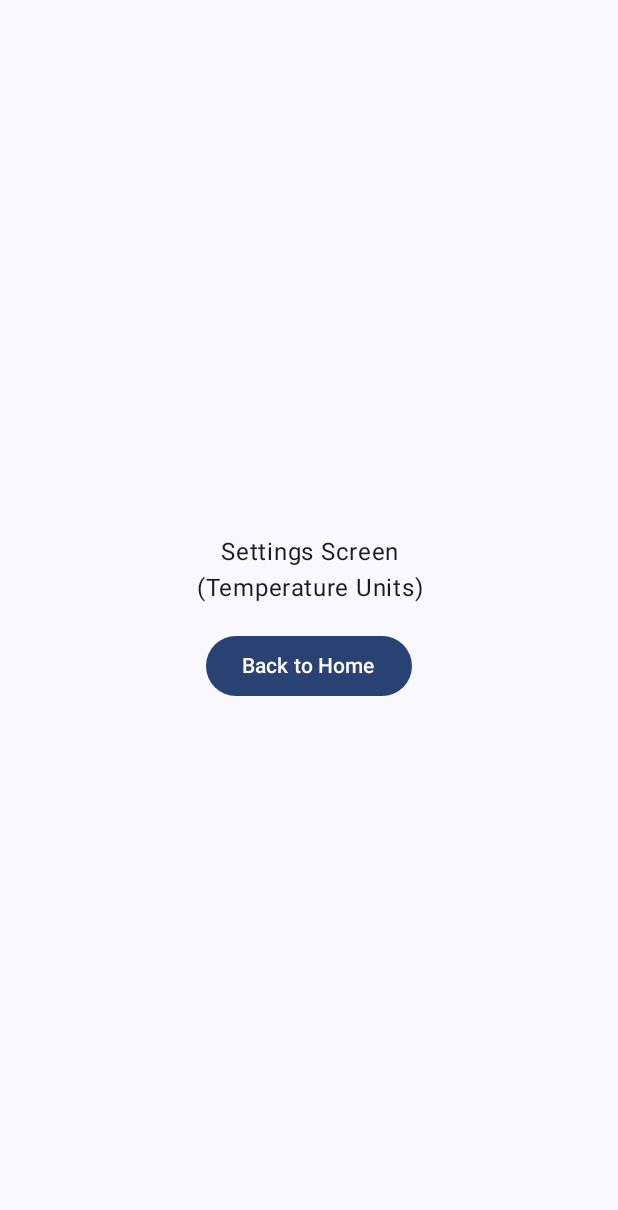
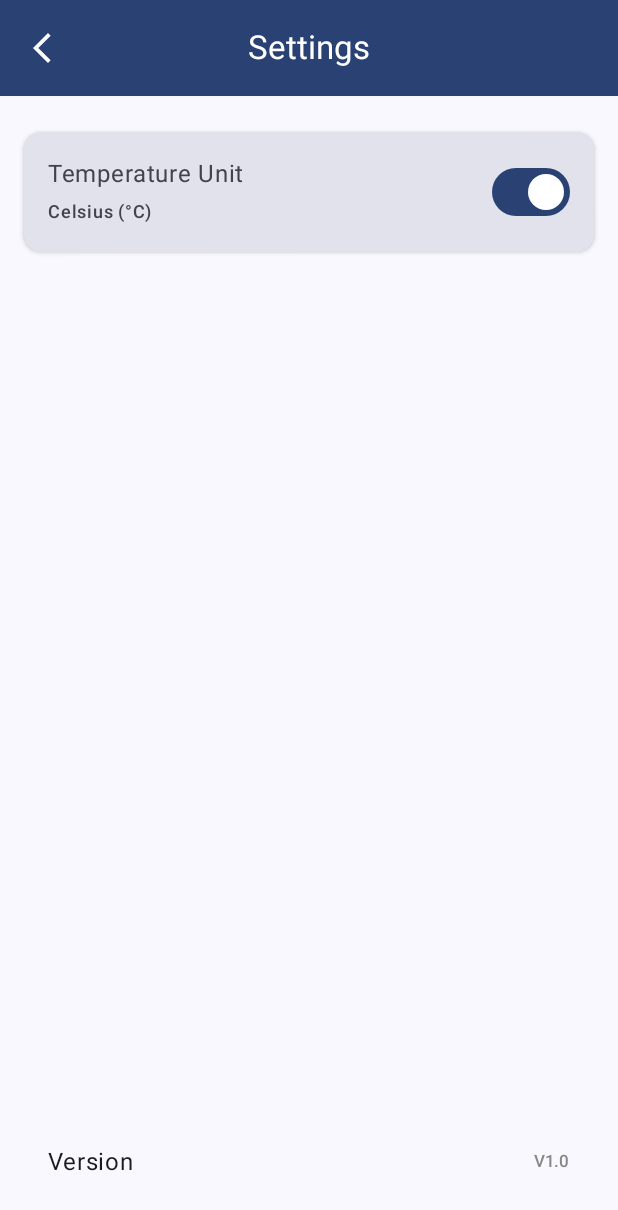
Before and after one commit to omarzerir/WeatherSnap, an Android app built with Jetpack Compose: the screen it shows after launch (MainActivity), after a tap on "Settings", on a phone screen of 412 x 824 dp. Shown: the top 1210 px of the screen. Run offline under Robolectric (Android 15) with nearby library versions, the phone set to English and light mode, and no system bars; our stand-ins replace Dagger/Hilt's generated code, Room's generated code, paging; pictures from the network do not load.

Commit message:
feat: Settings
- Settings Screen with unit setting and app version
- Save default unit by user
- Apply default unit on home and camera screens

```diff
--- /dev/null
+++ b/app/src/main/java/com/zerir/weathersnap/data/localDatasource/SettingsLocalDataSource.kt
@@ -0,0 +1,51 @@
+package com.zerir.weathersnap.data.localDatasource
+
+import kotlinx.coroutines.flow.Flow
+import android.content.Context
+import androidx.datastore.preferences.core.booleanPreferencesKey
+import androidx.datastore.preferences.core.edit
+import androidx.datastore.preferences.core.emptyPreferences
+import androidx.datastore.preferences.preferencesDataStore
+import dagger.hilt.android.qualifiers.ApplicationContext
+import kotlinx.coroutines.flow.catch
+import kotlinx.coroutines.flow.first
+import kotlinx.coroutines.flow.map
+import java.io.IOException
+import javax.inject.Inject
+import javax.inject.Singleton
+
+interface SettingsLocalDataSource {
+    suspend fun setShowCelsius(value: Boolean)
+    suspend fun getShowCelsius(): Boolean
+    val showCelsiusFlow: Flow<Boolean>
+}
+
+private const val SETTINGS_DATASTORE = "settings_datastore"
+private val Context.dataStore by preferencesDataStore(name = SETTINGS_DATASTORE)
+
+@Singleton
+class SettingsLocalDataSourceImpl @Inject constructor(
+    @ApplicationContext private val context: Context
+) : SettingsLocalDataSource {
+
+    private object Keys {
+        val SHOW_CELSIUS = booleanPreferencesKey("show_celsius")
+    }
+
+    override val showCelsiusFlow: Flow<Boolean> =
+        context.dataStore.data
+            .catch { e ->
+                if (e is IOException) emit(emptyPreferences()) else throw e
+            }
+            .map { prefs -> prefs[Keys.SHOW_CELSIUS] ?: true } // default = Celsius
+
+    override suspend fun setShowCelsius(value: Boolean) {
+        context.dataStore.edit { prefs ->
+            prefs[Keys.SHOW_CELSIUS] = value
+        }
+    }
+
+    override suspend fun getShowCelsius(): Boolean {
+        return showCelsiusFlow.first()
+    }
+}
--- /dev/null
+++ b/app/src/main/java/com/zerir/weathersnap/data/repository/SettingsRepositoryImpl.kt
@@ -0,0 +1,19 @@
+package com.zerir.weathersnap.data.repository
+
+import com.zerir.weathersnap.data.localDatasource.SettingsLocalDataSource
+import com.zerir.weathersnap.domain.repository.SettingsRepository
+import kotlinx.coroutines.flow.Flow
+import javax.inject.Inject
+import javax.inject.Singleton
+
+@Singleton
+class SettingsRepositoryImpl @Inject constructor(
+    private val local: SettingsLocalDataSource
+) : SettingsRepository {
+
+    override suspend fun setShowCelsius(value: Boolean) = local.setShowCelsius(value)
+
+    override suspend fun getShowCelsius(): Boolean = local.getShowCelsius()
+
+    override val showCelsiusFlow: Flow<Boolean> = local.showCelsiusFlow
+}
--- /dev/null
+++ b/app/src/main/java/com/zerir/weathersnap/domain/repository/SettingsRepository.kt
@@ -0,0 +1,9 @@
+package com.zerir.weathersnap.domain.repository
+
+import kotlinx.coroutines.flow.Flow
+
+interface SettingsRepository {
+    suspend fun setShowCelsius(value: Boolean)
+    suspend fun getShowCelsius(): Boolean
+    val showCelsiusFlow: Flow<Boolean>
+}
--- a/app/src/main/java/com/zerir/weathersnap/ui/components/CameraOverlay.kt
+++ b/app/src/main/java/com/zerir/weathersnap/ui/components/CameraOverlay.kt
@@ -2,10 +2,12 @@ package com.zerir.weathersnap.ui.components
 
 import androidx.compose.foundation.background
 import androidx.compose.foundation.layout.*
+import androidx.compose.foundation.shape.RoundedCornerShape
 import androidx.compose.material3.MaterialTheme
 import androidx.compose.material3.Text
 import androidx.compose.runtime.Composable
 import androidx.compose.ui.Modifier
+import androidx.compose.ui.draw.clip
 import androidx.compose.ui.graphics.Color
 import androidx.compose.ui.tooling.preview.Preview
 import androidx.compose.ui.unit.dp
@@ -21,6 +23,7 @@ fun CameraOverlay(
     Column(
         modifier = modifier
             .fillMaxWidth()
+            .clip(RoundedCornerShape(8.dp))
             .background(Color(0x66000000))
             .padding(8.dp)
     ) {
--- a/app/src/main/java/com/zerir/weathersnap/ui/navigation/WeatherSnapNavigation.kt
+++ b/app/src/main/java/com/zerir/weathersnap/ui/navigation/WeatherSnapNavigation.kt
@@ -6,7 +6,7 @@ import androidx.navigation.NavHostController
 import androidx.navigation.compose.NavHost
 import androidx.navigation.compose.composable
 import androidx.navigation.compose.rememberNavController
-import com.zerir.weathersnap.ui.screens.SettingsScreen
+import com.zerir.weathersnap.ui.screens.settings.SettingsScreen
 import com.zerir.weathersnap.ui.screens.SharedDataViewModel
 import com.zerir.weathersnap.ui.screens.camera.CameraScreen
 import com.zerir.weathersnap.ui.screens.home.HomeScreen
--- a/app/src/main/java/com/zerir/weathersnap/ui/screens/SettingsScreen.kt
+++ /dev/null
@@ -1,38 +0,0 @@
-package com.zerir.weathersnap.ui.screens
-
-import androidx.compose.foundation.layout.Arrangement
-import androidx.compose.foundation.layout.Column
-import androidx.compose.foundation.layout.fillMaxSize
-import androidx.compose.foundation.layout.padding
-import androidx.compose.material3.Button
-import androidx.compose.material3.Text
-import androidx.compose.runtime.Composable
-import androidx.compose.ui.Alignment
-import androidx.compose.ui.Modifier
-import androidx.compose.ui.text.style.TextAlign
-import androidx.compose.ui.unit.dp
-
-@Composable
-fun SettingsScreen(
-    onNavigateBack: () -> Unit
-) {
-    Column(
-        modifier = Modifier
-            .fillMaxSize()
-            .padding(16.dp),
-        horizontalAlignment = Alignment.CenterHorizontally,
-        verticalArrangement = Arrangement.Center
-    ) {
-        Text(
-            text = "Settings Screen\n(Temperature Units)",
-            textAlign = TextAlign.Center
-        )
-
-        Button(
-            onClick = onNavigateBack,
-            modifier = Modifier.padding(top = 16.dp)
-        ) {
-            Text("Back to Home")
-        }
-    }
-}
--- a/app/src/main/java/com/zerir/weathersnap/ui/screens/home/HomeScreen.kt
+++ b/app/src/main/java/com/zerir/weathersnap/ui/screens/home/HomeScreen.kt
@@ -24,6 +24,7 @@ import androidx.paging.compose.collectAsLazyPagingItems
 import androidx.paging.compose.itemKey
 import com.zerir.weathersnap.data.entity.CapturedImageEntity
 import com.zerir.weathersnap.domain.model.getDataOrNull
+import com.zerir.weathersnap.ui.components.DeleteDialog
 import com.zerir.weathersnap.ui.components.EmptyHistoryState
 import com.zerir.weathersnap.ui.components.ErrorItem
 import com.zerir.weathersnap.ui.components.FullImageView
@@ -54,7 +55,7 @@ fun HomeScreen(
         val weather = homeState.weatherState?.getDataOrNull()
         val coordinates = homeState.locationState?.getDataOrNull()
         if (weather != null && coordinates != null) {
-            sharedDataViewModel.setWeatherData(weather, coordinates)
+            sharedDataViewModel.setWeatherData(weather, coordinates, homeState.defaultCelsius)
         }
     }
 
@@ -63,6 +64,7 @@ fun HomeScreen(
     var fullImagePath by remember { mutableStateOf<String?>(null) }
 
     var settingsDialogData by remember { mutableStateOf<PermissionSettingsDialogData?>(null) }
+    var deleteDialogData by remember { mutableStateOf<CapturedImageEntity?>(null) }
 
     // Location Permission
     val locationPermission = rememberLocationPermissionManager()
@@ -119,18 +121,27 @@ fun HomeScreen(
         },
     )
 
+    DeleteDialog(
+        showDialog = deleteDialogData != null,
+        entity = deleteDialogData,
+        onDismiss = { deleteDialogData = null },
+        onDelete = { entity ->
+            deleteDialogData = null
+            homeViewModel.onEvent(
+                HomeEvent.DeleteImage(
+                    imageId = entity.id,
+                    filePath = entity.filePath
+                )
+            )
+        }
+    )
+
     Box(modifier = modifier.fillMaxSize()) {
         Scaffold(
             modifier = Modifier.fillMaxSize(),
             topBar = {
                 CenterAlignedTopAppBar(
-                    title = {
-                        Text(
-                            text = "Weather Snap",
-                            style = MaterialTheme.typography.titleLarge,
-                            fontWeight = FontWeight.Light
-                        )
-                    },
+                    title = { Text(text = "Weather Snap") },
                     colors = TopAppBarDefaults.centerAlignedTopAppBarColors(
                         containerColor = MaterialTheme.colorScheme.primary,
                         titleContentColor = MaterialTheme.colorScheme.onPrimary
@@ -186,12 +197,7 @@ fun HomeScreen(
                         showFullImage = true
                     },
                     onDeleteImage = { entity ->
-                        homeViewModel.onEvent(
-                            HomeEvent.DeleteImage(
-                                imageId = entity.id,
-                                filePath = entity.filePath
-                            )
-                        )
+                        deleteDialogData = entity
                     },
                     onCaptureFirst = { handleCameraNavigation() },
                     onToggleUnits = { homeViewModel.onEvent(HomeEvent.ToggleTemperatureUnit) },
--- a/app/src/main/java/com/zerir/weathersnap/ui/screens/home/HomeState.kt
+++ b/app/src/main/java/com/zerir/weathersnap/ui/screens/home/HomeState.kt
@@ -17,4 +17,5 @@ data class HomeState(
     val hasLocationPermission: Boolean = false,
     val canNavigateToCamera: Boolean = false,
     val showCelsius: Boolean = true,
+    val defaultCelsius: Boolean = true,
 )
--- a/app/src/main/java/com/zerir/weathersnap/ui/screens/home/HomeViewModel.kt
+++ b/app/src/main/java/com/zerir/weathersnap/ui/screens/home/HomeViewModel.kt
@@ -6,6 +6,7 @@ import androidx.paging.cachedIn
 import com.zerir.weathersnap.domain.model.UiState
 import com.zerir.weathersnap.domain.repository.ImageHistoryRepository
 import com.zerir.weathersnap.domain.repository.LocationRepository
+import com.zerir.weathersnap.domain.repository.SettingsRepository
 import com.zerir.weathersnap.domain.repository.WeatherRepository
 import dagger.hilt.android.lifecycle.HiltViewModel
 import kotlinx.coroutines.flow.MutableStateFlow
@@ -21,15 +22,30 @@ import javax.inject.Inject
 class HomeViewModel @Inject constructor(
     private val weatherRepository: WeatherRepository,
     private val locationRepository: LocationRepository,
-    private val imageHistoryRepository: ImageHistoryRepository
+    private val imageHistoryRepository: ImageHistoryRepository,
+    private val settingsRepository: SettingsRepository,
 ) : ViewModel() {
 
     private val _state = MutableStateFlow(
         HomeState(
-            imageHistory = imageHistoryRepository.getAllImagesPaginated().cachedIn(viewModelScope)
+            imageHistory = imageHistoryRepository.getAllImagesPaginated().cachedIn(viewModelScope),
         )
     )
     val state: StateFlow<HomeState> = _state.asStateFlow()
+
+    init {
+        // Listen to settings changes
+        viewModelScope.launch {
+            settingsRepository.showCelsiusFlow.collect { showC ->
+                updateState {
+                    copy(
+                        showCelsius = showC,
+                        defaultCelsius = showC,
+                    )
+                }
+            }
+        }
+    }
 
     fun onEvent(event: HomeEvent) {
         when (event) {
--- /dev/null
+++ b/app/src/main/java/com/zerir/weathersnap/ui/screens/settings/SettingsScreen.kt
@@ -0,0 +1,120 @@
+package com.zerir.weathersnap.ui.screens.settings
+
+import androidx.compose.foundation.layout.Arrangement
+import androidx.compose.foundation.layout.Column
+import androidx.compose.foundation.layout.Row
+import androidx.compose.foundation.layout.Spacer
+import androidx.compose.foundation.layout.fillMaxSize
+import androidx.compose.foundation.layout.fillMaxWidth
+import androidx.compose.foundation.layout.height
+import androidx.compose.foundation.layout.padding
+import androidx.compose.material.icons.Icons
+import androidx.compose.material.icons.filled.ArrowBackIosNew
+import androidx.compose.material3.Card
+import androidx.compose.material3.CardDefaults
+import androidx.compose.material3.CenterAlignedTopAppBar
+import androidx.compose.material3.ExperimentalMaterial3Api
+import androidx.compose.material3.Icon
+import androidx.compose.material3.IconButton
+import androidx.compose.material3.MaterialTheme
+import androidx.compose.material3.Scaffold
+import androidx.compose.material3.Switch
+import androidx.compose.material3.Text
+import androidx.compose.material3.TopAppBarDefaults
+import androidx.compose.runtime.Composable
+import androidx.compose.runtime.collectAsState
+import androidx.compose.runtime.getValue
+import androidx.compose.ui.Alignment
+import androidx.compose.ui.Modifier
+import androidx.compose.ui.graphics.Color
+import androidx.compose.ui.unit.dp
+import androidx.hilt.navigation.compose.hiltViewModel
+
+@OptIn(ExperimentalMaterial3Api::class)
+@Composable
+fun SettingsScreen(
+    modifier: Modifier = Modifier,
+    onNavigateBack: () -> Unit
+) {
+    val settingsViewModel: SettingsViewModel = hiltViewModel()
+    val state by settingsViewModel.state.collectAsState()
+
+    Scaffold(
+        topBar = {
+            CenterAlignedTopAppBar(
+                title = { Text("Settings") },
+                navigationIcon = {
+                    IconButton(onClick = onNavigateBack) {
+                        Icon(Icons.Default.ArrowBackIosNew, contentDescription = "Back")
+                    }
+                },
+                colors = TopAppBarDefaults.centerAlignedTopAppBarColors(
+                    containerColor = MaterialTheme.colorScheme.primary,
+                    titleContentColor = MaterialTheme.colorScheme.onPrimary,
+                    navigationIconContentColor = MaterialTheme.colorScheme.onPrimary
+                ),
+            )
+        }
+    ) { innerPadding ->
+        Column(
+            modifier = modifier
+                .padding(innerPadding)
+                .fillMaxSize()
+                .padding(horizontal = 16.dp, vertical = 24.dp),
+            verticalArrangement = Arrangement.SpaceBetween
+        ) {
+            // Temperature Unit Toggle
+            Card(
+                modifier = Modifier.fillMaxWidth(),
+                colors = CardDefaults.cardColors(containerColor = MaterialTheme.colorScheme.surfaceVariant),
+                elevation = CardDefaults.cardElevation(2.dp)
+            ) {
+                Row(
+                    modifier = Modifier
+                        .fillMaxWidth()
+                        .padding(all = 16.dp),
+                    verticalAlignment = Alignment.CenterVertically,
+                    horizontalArrangement = Arrangement.SpaceBetween
+                ) {
+                    Column {
+                        Text(
+                            text = "Temperature Unit",
+                            style = MaterialTheme.typography.bodyLarge
+                        )
+
+                        Spacer(modifier = Modifier.height(8.dp))
+
+                        Text(
+                            text = if (state.isCelsius) "Celsius (°C)" else "Fahrenheit (°F)",
+                            style = MaterialTheme.typography.labelMedium,
+                            color = MaterialTheme.colorScheme.onSurfaceVariant
+                        )
+                    }
+                    Switch(
+                        checked = state.isCelsius,
+                        onCheckedChange = settingsViewModel::toggleTemperatureUnit
+                    )
+                }
+            }
+
+            // App Version
+            Row(
+                modifier = Modifier
+                    .fillMaxWidth()
+                    .padding(16.dp),
+                horizontalArrangement = Arrangement.SpaceBetween,
+                verticalAlignment = Alignment.CenterVertically
+            ) {
+                Text(
+                    text = "Version",
+                    style = MaterialTheme.typography.bodyLarge,
+                )
+                Text(
+                    text = "V${state.appVersion}",
+                    style = MaterialTheme.typography.labelSmall,
+                    color = Color.Gray
+                )
+            }
+        }
+    }
+}
--- /dev/null
+++ b/app/src/main/java/com/zerir/weathersnap/ui/screens/settings/SettingsState.kt
@@ -0,0 +1,6 @@
+package com.zerir.weathersnap.ui.screens.settings
+
+data class SettingsState(
+    val isCelsius: Boolean = true,
+    val appVersion: String = ""
+)
--- /dev/null
+++ b/app/src/main/java/com/zerir/weathersnap/ui/screens/settings/SettingsViewModel.kt
@@ -0,0 +1,41 @@
+package com.zerir.weathersnap.ui.screens.settings
+
+import androidx.lifecycle.ViewModel
+import androidx.lifecycle.viewModelScope
+import com.zerir.weathersnap.BuildConfig
+import com.zerir.weathersnap.domain.repository.SettingsRepository
+import dagger.hilt.android.lifecycle.HiltViewModel
+import kotlinx.coroutines.flow.MutableStateFlow
+import kotlinx.coroutines.flow.StateFlow
+import kotlinx.coroutines.flow.asStateFlow
+import kotlinx.coroutines.flow.collectLatest
+import kotlinx.coroutines.launch
+import javax.inject.Inject
+
+@HiltViewModel
+class SettingsViewModel @Inject constructor(
+    private val settingsRepository: SettingsRepository
+) : ViewModel() {
+
+    private val _uiState = MutableStateFlow(
+        SettingsState(
+            isCelsius = true,
+            appVersion = BuildConfig.VERSION_NAME
+        )
+    )
+    val state: StateFlow<SettingsState> = _uiState.asStateFlow()
+
+    init {
+        viewModelScope.launch {
+            settingsRepository.showCelsiusFlow.collectLatest { showC ->
+                _uiState.value = _uiState.value.copy(isCelsius = showC)
+            }
+        }
+    }
+
+    fun toggleTemperatureUnit(newValue: Boolean) {
+        viewModelScope.launch {
+            settingsRepository.setShowCelsius(newValue)
+        }
+    }
+}
```
Also changed, not shown: app/src/main/java/com/zerir/weathersnap/di/RepositoryModule.kt (+16 -0 lines), app/src/main/java/com/zerir/weathersnap/ui/components/CameraBottomControls.kt (+3 -11 lines), app/src/main/java/com/zerir/weathersnap/ui/components/DeleteDialog.kt (added, +73 -0 lines), app/src/main/java/com/zerir/weathersnap/ui/screens/SharedDataViewModel.kt (+4 -3 lines), app/src/main/java/com/zerir/weathersnap/ui/screens/camera/CameraScreen.kt (+22 -7 lines).
